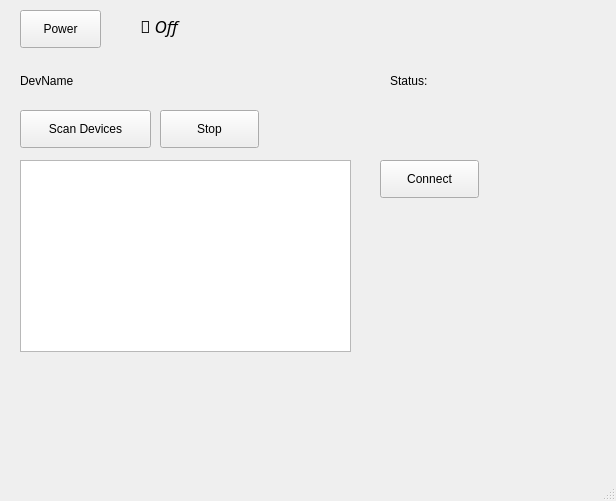
This is ui/btmainwindow.ui in lsequera/btserver as Qt 5 draws it before an edit. The edited form follows.
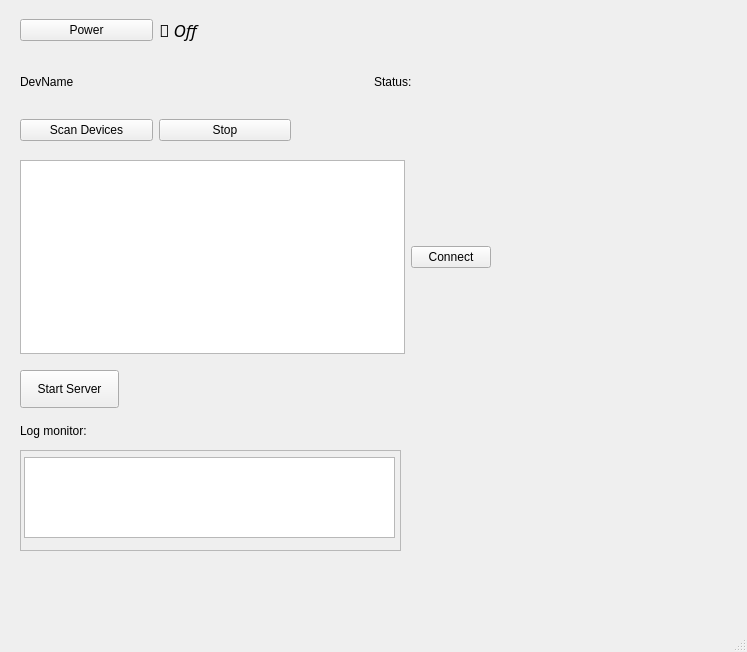
This is the edited form.

Commit message: Server functional

The edit to the form file:
```diff
--- a/ui/btmainwindow.ui
+++ b/ui/btmainwindow.ui
@@ -6,121 +6,184 @@
    <rect>
     <x>0</x>
     <y>0</y>
-    <width>616</width>
-    <height>501</height>
+    <width>747</width>
+    <height>652</height>
    </rect>
   </property>
   <property name="windowTitle">
    <string>MainWindow</string>
   </property>
   <widget class="QWidget" name="centralwidget">
-   <widget class="QLabel" name="device_label">
+   <widget class="QPushButton" name="start_server_button">
     <property name="geometry">
      <rect>
       <x>20</x>
-      <y>70</y>
-      <width>331</width>
+      <y>370</y>
+      <width>99</width>
+      <height>38</height>
+     </rect>
+    </property>
+    <property name="text">
+     <string>Start Server</string>
+    </property>
+   </widget>
+   <widget class="QScrollArea" name="log_text_area">
+    <property name="geometry">
+     <rect>
+      <x>20</x>
+      <y>450</y>
+      <width>381</width>
+      <height>101</height>
+     </rect>
+    </property>
+    <property name="widgetResizable">
+     <bool>true</bool>
+    </property>
+    <widget class="QWidget" name="scrollAreaWidgetContents">
+     <property name="geometry">
+      <rect>
+       <x>0</x>
+       <y>0</y>
+       <width>377</width>
+       <height>97</height>
+      </rect>
+     </property>
+     <widget class="QPlainTextEdit" name="log_text">
+      <property name="geometry">
+       <rect>
+        <x>3</x>
+        <y>6</y>
+        <width>371</width>
+        <height>81</height>
+       </rect>
+      </property>
+      <property name="font">
+       <font>
+        <family>UbuntuMono Nerd Font</family>
+       </font>
+      </property>
+     </widget>
+    </widget>
+   </widget>
+   <widget class="QLabel" name="log_label">
+    <property name="geometry">
+     <rect>
+      <x>20</x>
+      <y>420</y>
+      <width>101</width>
       <height>22</height>
      </rect>
     </property>
     <property name="text">
-     <string>DevName</string>
+     <string>Log monitor:</string>
     </property>
    </widget>
-   <widget class="QLabel" name="status_label">
+   <widget class="QWidget" name="">
     <property name="geometry">
      <rect>
-      <x>390</x>
+      <x>20</x>
+      <y>10</y>
+      <width>271</width>
+      <height>40</height>
+     </rect>
+    </property>
+    <layout class="QHBoxLayout" name="horizontalLayout">
+     <item>
+      <widget class="QPushButton" name="power_button">
+       <property name="text">
+        <string>Power</string>
+       </property>
+      </widget>
+     </item>
+     <item>
+      <widget class="QLabel" name="power_label">
+       <property name="font">
+        <font>
+         <family>UbuntuMono Nerd Font</family>
+         <pointsize>13</pointsize>
+         <italic>true</italic>
+        </font>
+       </property>
+       <property name="text">
+        <string> Off </string>
+       </property>
+      </widget>
+     </item>
+    </layout>
+   </widget>
+   <widget class="QWidget" name="">
+    <property name="geometry">
+     <rect>
+      <x>20</x>
       <y>70</y>
-      <width>201</width>
-      <height>21</height>
+      <width>701</width>
+      <height>24</height>
      </rect>
     </property>
-    <property name="text">
-     <string>Status: </string>
-    </property>
+    <layout class="QHBoxLayout" name="horizontalLayout_2">
+     <item>
+      <widget class="QLabel" name="device_label">
+       <property name="text">
+        <string>DevName</string>
+       </property>
+      </widget>
+     </item>
+     <item>
+      <widget class="QLabel" name="status_label">
+       <property name="text">
+        <string>Status: </string>
+       </property>
+      </widget>
+     </item>
+    </layout>
    </widget>
-   <widget class="QPushButton" name="power_button">
+   <widget class="QWidget" name="">
     <property name="geometry">
      <rect>
       <x>20</x>
-      <y>10</y>
-      <width>81</width>
-      <height>38</height>
-     </rect>
-    </property>
-    <property name="text">
-     <string>Power</string>
-    </property>
-   </widget>
-   <widget class="QPushButton" name="connect_button">
-    <property name="geometry">
-     <rect>
-      <x>380</x>
-      <y>160</y>
-      <width>99</width>
-      <height>38</height>
-     </rect>
-    </property>
-    <property name="text">
-     <string>Connect</string>
-    </property>
-   </widget>
-   <widget class="QLabel" name="power_label">
-    <property name="geometry">
-     <rect>
-      <x>140</x>
-      <y>10</y>
-      <width>67</width>
-      <height>31</height>
-     </rect>
-    </property>
-    <property name="font">
-     <font>
-      <family>UbuntuMono Nerd Font</family>
-      <pointsize>13</pointsize>
-      <italic>true</italic>
-     </font>
-    </property>
-    <property name="text">
-     <string> Off </string>
-    </property>
-   </widget>
-   <widget class="QPushButton" name="scan_button">
-    <property name="geometry">
-     <rect>
-      <x>20</x>
       <y>110</y>
-      <width>131</width>
-      <height>38</height>
+      <width>271</width>
+      <height>40</height>
      </rect>
     </property>
-    <property name="text">
-     <string>Scan Devices</string>
-    </property>
+    <layout class="QHBoxLayout" name="horizontalLayout_3">
+     <item>
+      <widget class="QPushButton" name="scan_button">
+       <property name="text">
+        <string>Scan Devices</string>
+       </property>
+      </widget>
+     </item>
+     <item>
+      <widget class="QPushButton" name="stop_button">
+       <property name="text">
+        <string>Stop</string>
+       </property>
+      </widget>
+     </item>
+    </layout>
    </widget>
-   <widget class="QPushButton" name="stop_button">
+   <widget class="QWidget" name="">
     <property name="geometry">
      <rect>
-      <x>160</x>
-      <y>110</y>
-      <width>99</width>
-      <height>38</height>
-     </rect>
-    </property>
-    <property name="text">
-     <string>Stop</string>
-    </property>
-   </widget>
-   <widget class="QListWidget" name="devices_list">
-    <property name="geometry">
-     <rect>
       <x>20</x>
       <y>160</y>
-      <width>331</width>
-      <height>192</height>
+      <width>471</width>
+      <height>194</height>
      </rect>
     </property>
+    <layout class="QHBoxLayout" name="horizontalLayout_4">
+     <item>
+      <widget class="QListWidget" name="devices_list"/>
+     </item>
+     <item>
+      <widget class="QPushButton" name="connect_button">
+       <property name="text">
+        <string>Connect</string>
+       </property>
+      </widget>
+     </item>
+    </layout>
    </widget>
   </widget>
   <widget class="QMenuBar" name="menubar">
```
Left out of the diff: 2 changed lines with no effect on the pictures. The commit also changes 4 other files.
